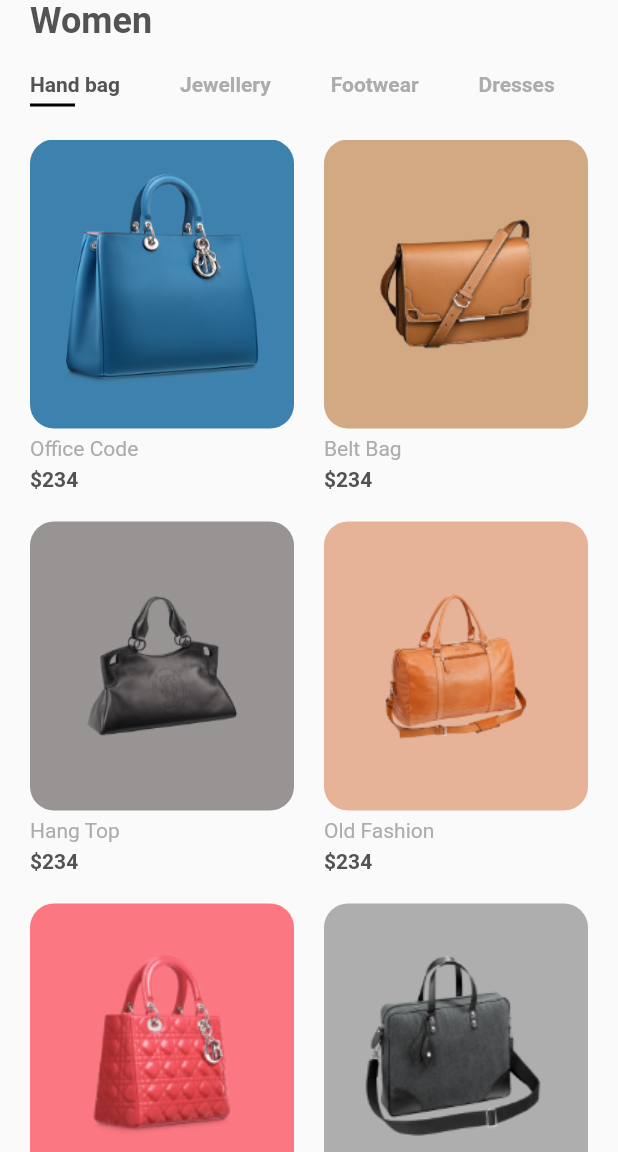
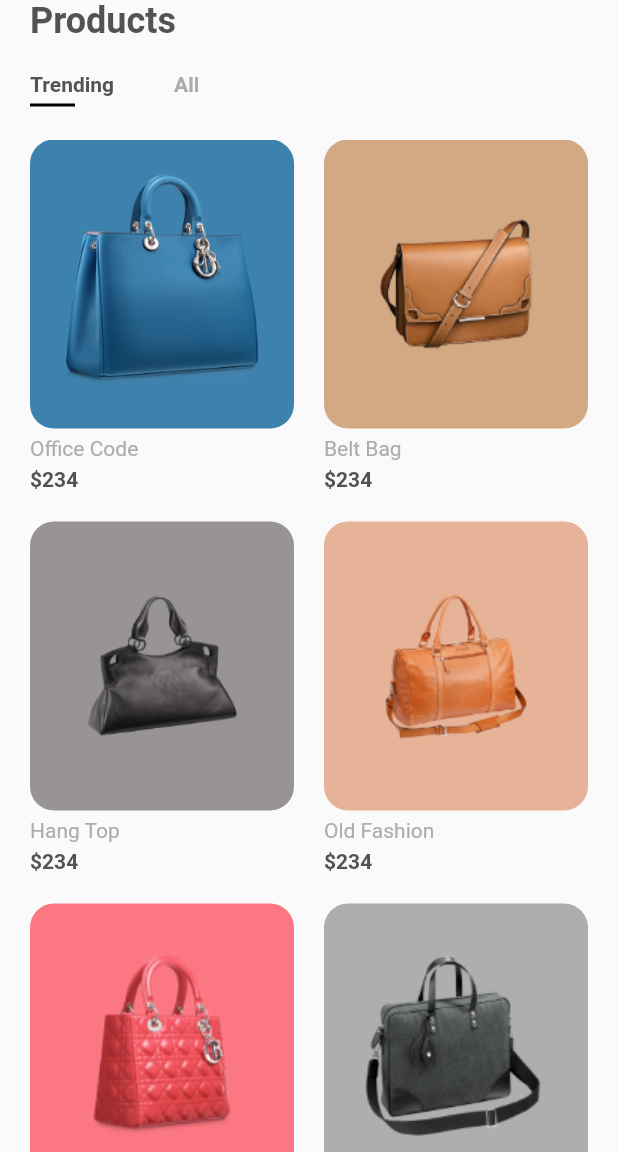
Before and after one commit to abuanwar072/E-commerce-App-UI-Flutter, a Flutter app: the screen it shows after launch, on a phone screen of 412 x 824 dp, the part 84-1236 px from its top. Run offline on Flutter 3.47's test engine with Material 2 defaults, Android fonts, the phone set to English and light mode, and no system bars; our stand-ins replace flutter_svg.

```diff
--- a/lib/screens/home/components/body.dart
+++ b/lib/screens/home/components/body.dart
@@ -15,7 +15,7 @@ class Body extends StatelessWidget {
         Padding(
           padding: const EdgeInsets.symmetric(horizontal: kDefaultPaddin),
           child: Text(
-            "Women",
+            "Products",
             style: Theme.of(context)
                 .textTheme
                 .headline5
--- a/lib/screens/home/components/categorries.dart
+++ b/lib/screens/home/components/categorries.dart
@@ -10,7 +10,7 @@ class Categories extends StatefulWidget {
 }
 
 class _CategoriesState extends State<Categories> {
-  List<String> categories = ["Hand bag", "Jewellery", "Footwear", "Dresses"];
+  List<String> categories = ["Trending", "All"];
   // By default our first item will be selected
   int selectedIndex = 0;
   @override
--- a/pubspec.yaml
+++ b/pubspec.yaml
@@ -27,7 +27,8 @@ dependencies:
   # The following adds the Cupertino Icons font to your application.
   # Use with the CupertinoIcons class for iOS style icons.
   cupertino_icons: ^0.1.3
-  flutter_svg: ^0.18.0 # it help us to use SVG in our app
+  flutter_svg: ^0.20.0-nullsafety.3 # it help us to use SVG in our app
+
 
 dev_dependencies:
   flutter_test:
```
Also changed, not shown: pubspec.lock, 3 other files.
